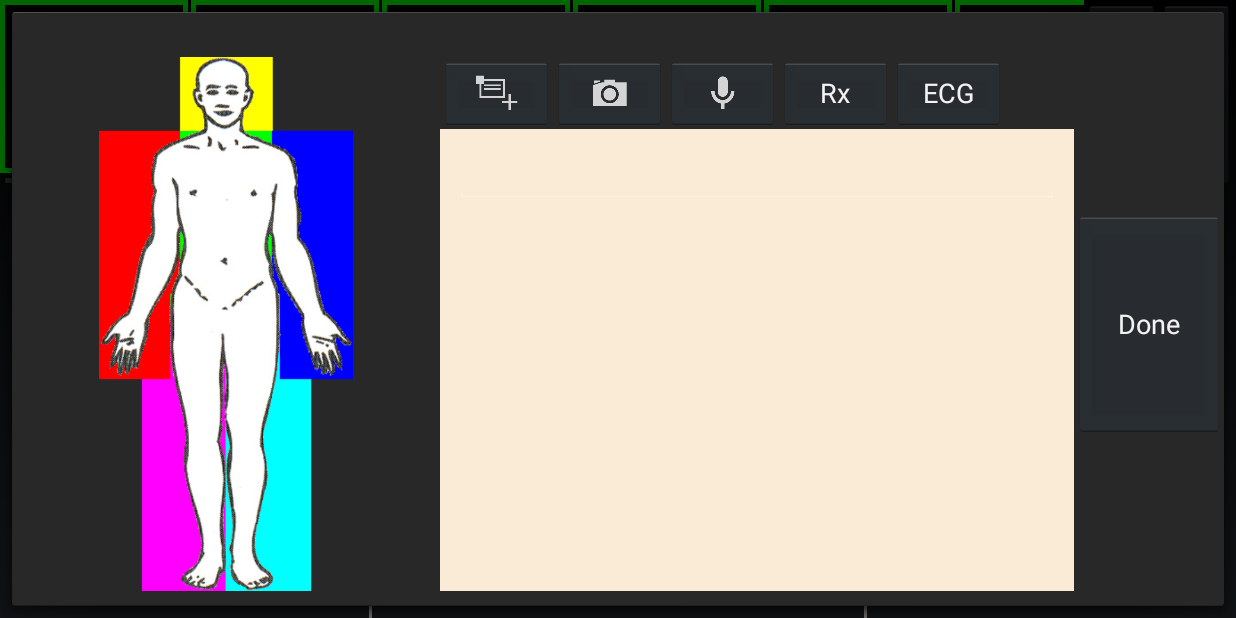
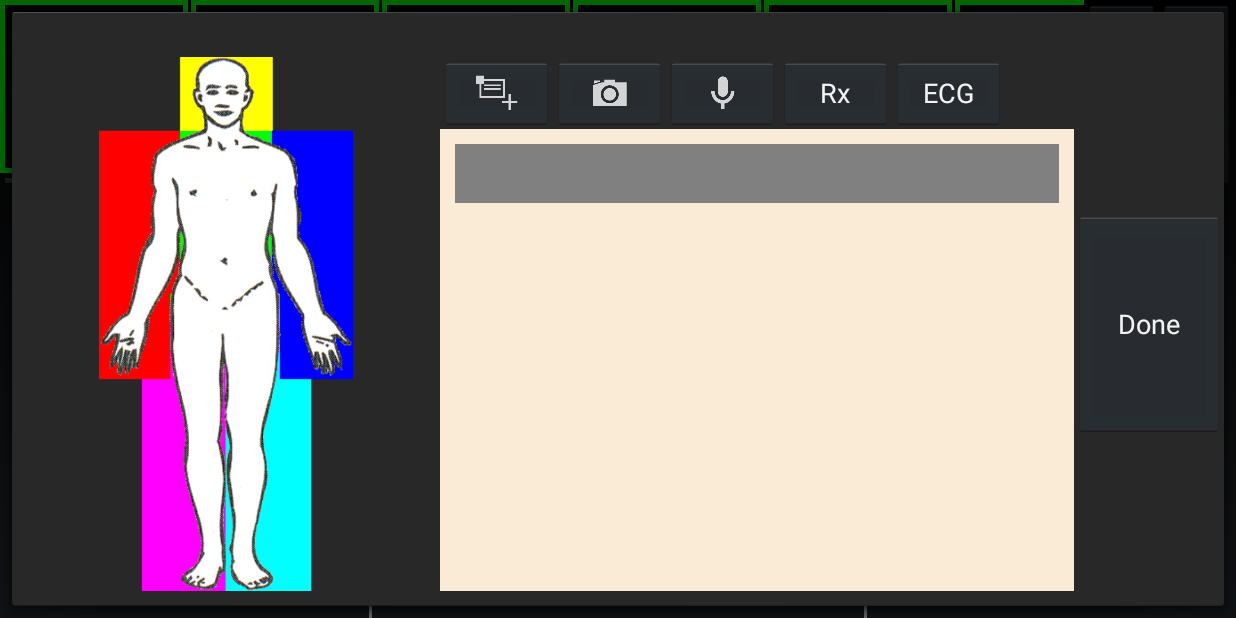
Before and after one commit to ProjectRipple/Ripple-Android, an Android app: the fragment PatientNoteFragment placed in its activity, after a tap on an icon or button, on a phone screen of 824 x 412 dp (held sideways). Run offline under Robolectric (Android 15) with nearby library versions, the phone set to English and light mode, and no system bars.

Commit message:
tweaks to text note view

```diff
--- a/RippleAndroid/src/main/java/com/discoverylab/ripple/android/fragment/PatientNoteFragment.java
+++ b/RippleAndroid/src/main/java/com/discoverylab/ripple/android/fragment/PatientNoteFragment.java
@@ -163,7 +163,9 @@ public class PatientNoteFragment extends DialogFragment implements View.OnTouchL
         // create edit text for note & set params
         EditText textNote = new EditText(getActivity());
         textNote.setMaxLines(3);
-        textNote.setTextColor(getResources().getColor(R.color.black));
+        textNote.setBackgroundColor(getResources().getColor(R.color.gray));
+        textNote.setFocusable(true);
+        textNote.requestFocus();
         // add view to list and layout (redundant)
         this.currentView = textNote;
         this.noteItemsLayout.addView(textNote);
@@ -196,6 +198,7 @@ public class PatientNoteFragment extends DialogFragment implements View.OnTouchL
             // disable the edit text
             EditText textNote = (EditText) this.currentView;
             textNote.setEnabled(false);
+            textNote.setBackgroundColor(getResources().getColor(R.color.white));
             // add a new text note item
             this.mNote.addNoteItem(new NoteItemText(textNote.getText().toString()));
             // set the current view to null
```
